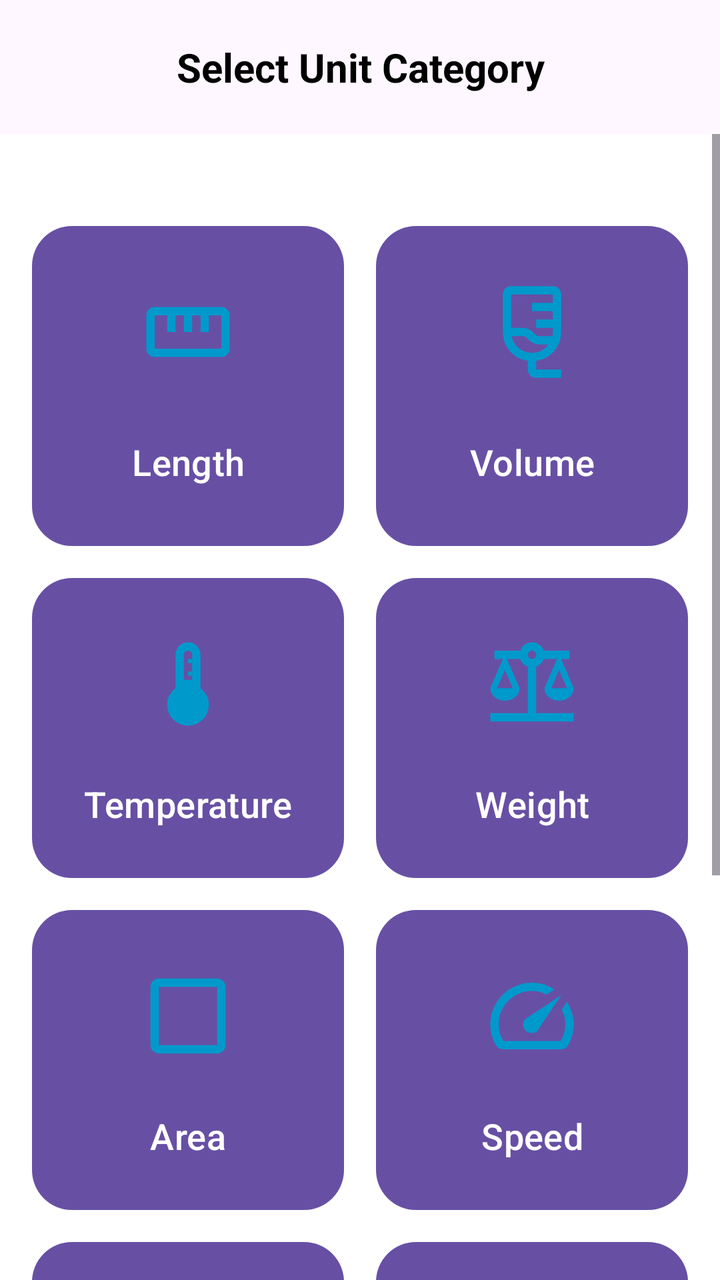
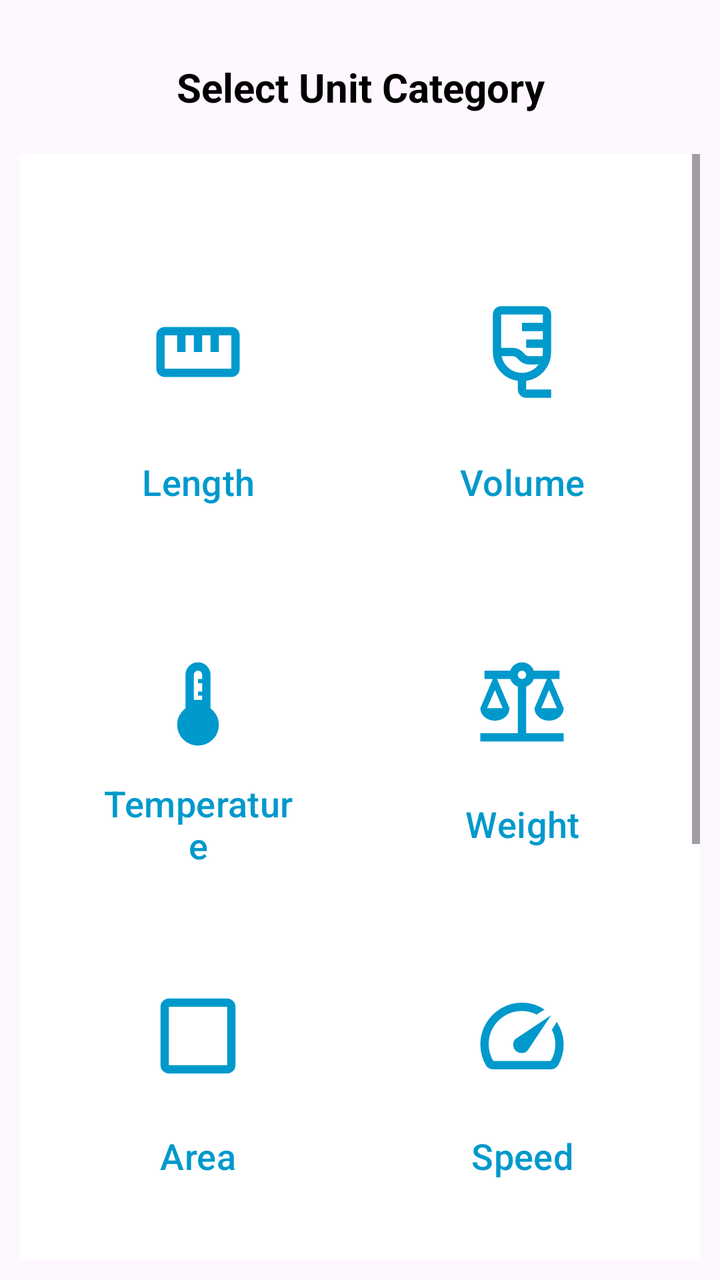

The first picture is an Android layout as it rendered before a commit; the second is the same layout after the commit. The layout source and the unified diff follow.
<!-- AndroidManifest.xml: application theme Theme.UnitConverter -->
<!-- res/layout/activity_main.xml -->
<?xml version="1.0" encoding="utf-8"?>
<RelativeLayout xmlns:android="http://schemas.android.com/apk/res/android"
    xmlns:app="http://schemas.android.com/apk/res-auto"
    xmlns:tools="http://schemas.android.com/tools"
    android:id="@+id/main"
    android:layout_width="match_parent"
    android:layout_height="match_parent"
    android:layout_marginTop="40dp"
    tools:context=".MainActivity">
    <TextView
        android:layout_width="match_parent"
        android:layout_height="wrap_content"
        android:id="@+id/Select"
        android:text="Select Unit Category"
        android:textStyle="bold"
        android:textColor="#000000"
        android:gravity="center"
        android:padding="20dp"
        android:textSize="20sp"
        />
    <ScrollView
        android:layout_width="match_parent"
        android:layout_height="match_parent"
        android:layout_below="@+id/Select">
    <LinearLayout
        android:layout_width="match_parent"
        android:layout_height="wrap_content"
        android:orientation="vertical"
        android:background="#FFFFFF">

        <GridLayout
            android:layout_width="match_parent"
            android:layout_height="wrap_content"
            android:layout_marginTop="30dp"
            android:alignmentMode="alignMargins"
            android:columnCount="2"
            android:columnOrderPreserved="false"
            android:padding="8dp"
            android:rowCount="5">

            <Button
                android:id="@+id/length"
                android:layout_width="0dp"
                android:layout_height="160dp"
                android:layout_rowWeight="1"
                android:layout_columnWeight="1"
                android:layout_margin="8dp"
                android:paddingTop="24dp"
                android:background="@drawable/button"
                android:backgroundTint="@null"
                android:text="Length"
                android:drawableTop="@drawable/length"
                android:gravity="center"
                android:textSize="18sp" />

            <Button
                android:id="@+id/volume"
                android:layout_width="0dp"
                android:layout_height="150dp"
                android:layout_rowWeight="1"
                android:layout_columnWeight="1"
                android:layout_margin="8dp"
                android:paddingTop="24dp"
                android:drawablePadding="2dp"
                android:background="@drawable/button"
                android:text="Volume"
                android:drawableTop="@drawable/volume"
                android:backgroundTint="@null"

                android:gravity="center"
                android:textSize="18sp" />

            <Button
                android:id="@+id/temp"
                android:layout_width="0dp"
                android:layout_height="150dp"
                android:layout_rowWeight="1"
                android:layout_columnWeight="1"
                android:layout_margin="8dp"
                android:paddingTop="24dp"
                android:background="@drawable/button"
                android:text="Temperature"
                android:backgroundTint="@null"

                android:drawableTop="@drawable/temperature"
                android:gravity="center"
                android:textSize="18sp" />

            <Button
                android:id="@+id/weight"
                android:layout_width="0dp"
                android:layout_height="150dp"
                android:layout_rowWeight="1"
                android:layout_columnWeight="1"
                android:layout_margin="8dp"
                android:paddingTop="24dp"
                android:background="@drawable/button"
                android:backgroundTint="@null"

                android:text="Weight"
                android:drawableTop="@drawable/weight"
                android:gravity="center"
                android:textSize="18sp" />

            <Button
                android:id="@+id/area"
                android:layout_width="0dp"
                android:layout_height="150dp"
                android:layout_rowWeight="1"
                android:layout_columnWeight="1"
                android:backgroundTint="@null"

                android:layout_margin="8dp"
                android:paddingTop="24dp"
                android:background="@drawable/button"
                android:text="Area"
                android:drawableTop="@drawable/area"
                android:gravity="center"
                android:textSize="18sp" />

            <Button
                android:id="@+id/speed"
                android:layout_width="0dp"
                android:layout_height="150dp"
                android:layout_rowWeight="1"
                android:layout_columnWeight="1"
                android:layout_margin="8dp"
                android:paddingTop="24dp"
                android:backgroundTint="@null"

                android:background="@drawable/button"
                android:text="Speed"
                android:drawableTop="@drawable/speed"
                android:gravity="center"
                android:textSize="18sp" />

            <Button
                android:id="@+id/time"
                android:layout_width="0dp"
                android:layout_height="150dp"
                android:layout_rowWeight="1"
                android:layout_columnWeight="1"
                android:layout_margin="8dp"
                android:paddingTop="24dp"
                android:backgroundTint="@null"

                android:background="@drawable/button"
                android:text="Time"
                android:drawableTop="@drawable/time"
                android:gravity="center"
                android:textSize="18sp" />

            <Button
                android:id="@+id/pressure"
                android:layout_width="0dp"
                android:layout_height="150dp"
                android:layout_rowWeight="1"
                android:layout_columnWeight="1"
                android:layout_margin="8dp"
                android:paddingTop="24dp"
                android:backgroundTint="@null"

                android:background="@drawable/button"
                android:text="Pressure"
                android:drawableTop="@drawable/pressure"
                android:gravity="center"
                android:textSize="18sp" />

            <Button
                android:id="@+id/energy"
                android:layout_width="0dp"
                android:layout_height="150dp"
                android:layout_rowWeight="1"
                android:layout_columnWeight="1"
                android:layout_margin="8dp"
                android:paddingTop="24dp"
                android:backgroundTint="@null"

                android:background="@drawable/button"
                android:text="Energy"
                android:drawableTop="@drawable/energy"
                android:gravity="center"
                android:textSize="18sp" />

            <Button
                android:id="@+id/data"
                android:layout_width="0dp"
                android:layout_height="150dp"
                android:layout_rowWeight="1"
                android:layout_columnWeight="1"
                android:layout_margin="8dp"
                android:paddingTop="24dp"
                android:backgroundTint="@null"

                android:background="@drawable/button"
                android:text="Data Storage"
                android:drawableTop="@drawable/data"
                android:gravity="center"
                android:textSize="18sp" />


        </GridLayout>


    </LinearLayout>
    </ScrollView>
</RelativeLayout>
<!-- resources referenced by this layout -->
<resources>
  <!-- drawable area (drawable) -->
  <vector xmlns:android="http://schemas.android.com/apk/res/android"
      android:width="50dp"
      android:height="50dp"
      android:viewportWidth="960"
      android:viewportHeight="960">
    <path
        android:pathData="M200,840q-33,0 -56.5,-23.5T120,760v-560q0,-33 23.5,-56.5T200,120h560q33,0 56.5,23.5T840,200v560q0,33 -23.5,56.5T760,840L200,840ZM200,760h560v-560L200,200v560ZM200,760v-560,560Z"
        android:fillColor="#Ff0099cc"/>
  </vector>
  <!-- drawable button (drawable) -->
  <?xml version="1.0" encoding="utf-8"?>
  <selector xmlns:android="http://schemas.android.com/apk/res/android">
  <item>
  <shape
      android:shape="rectangle">
      <solid android:color="#FFFFFF"/>
      android:backgroundTint="@null"
      <corners android:radius="20dp"/>
  </shape>
  </item>
  </selector>
  <!-- drawable data (drawable) -->
  <vector xmlns:android="http://schemas.android.com/apk/res/android"
      android:width="50dp"
      android:height="50dp"
      android:viewportWidth="960"
      android:viewportHeight="960">
    <path
        android:pathData="M360,440h80v-160h-80v160ZM480,440h80v-160h-80v160ZM600,440h80v-160h-80v160ZM240,880q-33,0 -56.5,-23.5T160,800v-480l240,-240h320q33,0 56.5,23.5T800,160v640q0,33 -23.5,56.5T720,880L240,880ZM240,800h480v-640L434,160L240,354v446ZM240,800h480,-480Z"
        android:fillColor="#Ff0099cc"/>
  </vector>
  <!-- drawable energy (drawable) -->
  <vector xmlns:android="http://schemas.android.com/apk/res/android"
      android:width="50dp"
      android:height="50dp"
      android:viewportWidth="960"
      android:viewportHeight="960">
    <path
        android:pathData="M360,880v-40q0,-32 24,-53.5t56,-26.5v-286q-22,-8 -38.5,-23T374,416l-76,20q-36,8 -68.5,-6T188,382l174,-44q8,-41 38,-68t72,-30l24,-90q10,-35 38.5,-55.5T598,82l-50,180q25,16 38.5,42t13.5,56q0,13 -3,25.5t-7,24.5l54,56q25,26 29.5,61T654,586L534,466q-3,3 -6.5,4.5T520,474v286q32,5 56,26.5t24,53.5v40L360,880ZM480,420q25,0 42.5,-17.5T540,360q0,-25 -17.5,-42.5T480,300q-25,0 -42.5,17.5T420,360q0,25 17.5,42.5T480,420Z"
        android:fillColor="#Ff0099cc"/>
  </vector>
  <!-- drawable length (drawable) -->
  <vector xmlns:android="http://schemas.android.com/apk/res/android"
      android:width="50dp"
      android:height="50dp"
      android:viewportWidth="960"
      android:viewportHeight="960">
    <path
        android:pathData="M160,720q-33,0 -56.5,-23.5T80,640v-320q0,-33 23.5,-56.5T160,240h640q33,0 56.5,23.5T880,320v320q0,33 -23.5,56.5T800,720L160,720ZM160,640h640v-320L680,320v160h-80v-160h-80v160h-80v-160h-80v160h-80v-160L160,320v320ZM280,480h80,-80ZM440,480h80,-80ZM600,480h80,-80ZM480,480Z"
        android:fillColor="#Ff0099cc"/>
  </vector>
  <!-- drawable temperature (drawable) -->
  <vector xmlns:android="http://schemas.android.com/apk/res/android"
      android:width="50dp"
      android:height="50dp"
      android:viewportWidth="960"
      android:viewportHeight="960">
    <path
        android:pathData="M480,880q-83,0 -141.5,-58.5T280,680q0,-48 21,-89.5t59,-70.5v-320q0,-50 35,-85t85,-35q50,0 85,35t35,85v320q38,29 59,70.5t21,89.5q0,83 -58.5,141.5T480,880ZM440,440h80v-40h-40v-40h40v-80h-40v-40h40v-40q0,-17 -11.5,-28.5T480,160q-17,0 -28.5,11.5T440,200v240Z"
        android:fillColor="#Ff0099cc"/>
  </vector>
  <style name="Theme.UnitConverter" parent="Base.Theme.UnitConverter" />
  <style name="Base.Theme.UnitConverter" parent="Theme.Material3.DayNight.NoActionBar">
          
          
      </style>
  <!-- unchanged entries left out for length: 5 -->
</resources>

<!-- the commit's change to res/layout/activity_main.xml (unified diff, before → after) -->
@@ -5,8 +5,12 @@
     android:id="@+id/main"
     android:layout_width="match_parent"
     android:layout_height="match_parent"
-    android:layout_marginTop="40dp"
-    tools:context=".MainActivity">
+    android:layout_marginTop="0dp"
+    android:padding="10dp"
+    tools:context=".MainActivity"
+    android:elevation="2dp">
+
+
     <TextView
         android:layout_width="match_parent"
         android:layout_height="wrap_content"
@@ -17,6 +21,7 @@
         android:gravity="center"
         android:padding="20dp"
         android:textSize="20sp"
+
         />
     <ScrollView
         android:layout_width="match_parent"
@@ -38,7 +43,7 @@
             android:padding="8dp"
             android:rowCount="5">
 
-            <Button
+            <com.google.android.material.button.MaterialButton
                 android:id="@+id/length"
                 android:layout_width="0dp"
                 android:layout_height="160dp"
@@ -46,14 +51,15 @@
                 android:layout_columnWeight="1"
                 android:layout_margin="8dp"
                 android:paddingTop="24dp"
-                android:background="@drawable/button"
-                android:backgroundTint="@null"
+                app:backgroundTint="@android:color/white"
                 android:text="Length"
+                android:textColor="#Ff0099cc"
                 android:drawableTop="@drawable/length"
                 android:gravity="center"
-                android:textSize="18sp" />
-
-            <Button
+                android:textSize="18sp"
+                android:elevation="8dp"/>
+
+            <com.google.android.material.button.MaterialButton
                 android:id="@+id/volume"
                 android:layout_width="0dp"
                 android:layout_height="150dp"
@@ -62,15 +68,16 @@
                 android:layout_margin="8dp"
                 android:paddingTop="24dp"
                 android:drawablePadding="2dp"
-                android:background="@drawable/button"
+
                 android:text="Volume"
+                android:textColor="#Ff0099cc"
                 android:drawableTop="@drawable/volume"
-                android:backgroundTint="@null"
-
-                android:gravity="center"
-                android:textSize="18sp" />
-
-            <Button
+                app:backgroundTint="@android:color/white"
+                android:gravity="center"
+                android:textSize="18sp"
+                android:elevation="8dp"/>
+
+            <com.google.android.material.button.MaterialButton
                 android:id="@+id/temp"
                 android:layout_width="0dp"
                 android:layout_height="150dp"
@@ -78,15 +85,16 @@
                 android:layout_columnWeight="1"
                 android:layout_margin="8dp"
                 android:paddingTop="24dp"
-                android:background="@drawable/button"
+
                 android:text="Temperature"
-                android:backgroundTint="@null"
-
+                android:textColor="#Ff0099cc"
+                app:backgroundTint="@android:color/white"
                 android:drawableTop="@drawable/temperature"
                 android:gravity="center"
-                android:textSize="18sp" />
-
-            <Button
+                android:textSize="18sp"
+                android:elevation="8dp"/>
+
+            <com.google.android.material.button.MaterialButton
                 android:id="@+id/weight"
                 android:layout_width="0dp"
                 android:layout_height="150dp"
@@ -95,30 +103,32 @@
                 android:layout_margin="8dp"
                 android:paddingTop="24dp"
                 android:background="@drawable/button"
-                android:backgroundTint="@null"
-
+                app:backgroundTint="@android:color/white"
                 android:text="Weight"
+                android:textColor="#Ff0099cc"
                 android:drawableTop="@drawable/weight"
                 android:gravity="center"
-                android:textSize="18sp" />
-
-            <Button
+                android:textSize="18sp"
+                android:elevation="8dp"/>
+
+            <com.google.android.material.button.MaterialButton
                 android:id="@+id/area"
                 android:layout_width="0dp"
                 android:layout_height="150dp"
                 android:layout_rowWeight="1"
                 android:layout_columnWeight="1"
-                android:backgroundTint="@null"
-
+                app:backgroundTint="@android:color/white"
                 android:layout_margin="8dp"
                 android:paddingTop="24dp"
                 android:background="@drawable/button"
                 android:text="Area"
+                android:textColor="#Ff0099cc"
                 android:drawableTop="@drawable/area"
                 android:gravity="center"
-                android:textSize="18sp" />
-
-            <Button
+                android:textSize="18sp"
+                android:elevation="8dp"/>
+
+            <com.google.android.material.button.MaterialButton
                 android:id="@+id/speed"
                 android:layout_width="0dp"
                 android:layout_height="150dp"
@@ -126,15 +136,16 @@
                 android:layout_columnWeight="1"
                 android:layout_margin="8dp"
                 android:paddingTop="24dp"
-                android:backgroundTint="@null"
-
+                app:backgroundTint="@android:color/white"
                 android:background="@drawable/button"
                 android:text="Speed"
+                android:textColor="#Ff0099cc"
                 android:drawableTop="@drawable/speed"
                 android:gravity="center"
-                android:textSize="18sp" />
-
-            <Button
+                android:textSize="18sp"
+                android:elevation="8dp"/>
+
+            <com.google.android.material.button.MaterialButton
                 android:id="@+id/time"
                 android:layout_width="0dp"
                 android:layout_height="150dp"
@@ -142,15 +153,16 @@
                 android:layout_columnWeight="1"
                 android:layout_margin="8dp"
                 android:paddingTop="24dp"
-                android:backgroundTint="@null"
-
+                app:backgroundTint="@android:color/white"
                 android:background="@drawable/button"
                 android:text="Time"
+                android:textColor="#Ff0099cc"
                 android:drawableTop="@drawable/time"
                 android:gravity="center"
-                android:textSize="18sp" />
-
-            <Button
+                android:textSize="18sp"
+                android:elevation="8dp"/>
+
+            <com.google.android.material.button.MaterialButton
                 android:id="@+id/pressure"
                 android:layout_width="0dp"
                 android:layout_height="150dp"
@@ -158,15 +170,17 @@
                 android:layout_columnWeight="1"
                 android:layout_margin="8dp"
                 android:paddingTop="24dp"
-                android:backgroundTint="@null"
-
                 android:background="@drawable/button"
                 android:text="Pressure"
+                android:textColor="#Ff0099cc"
                 android:drawableTop="@drawable/pressure"
                 android:gravity="center"
-                android:textSize="18sp" />
-
-            <Button
+                android:textSize="18sp"
+                app:backgroundTint="@android:color/white"
+                android:elevation="8dp"
+                />
+
+            <com.google.android.material.button.MaterialButton
                 android:id="@+id/energy"
                 android:layout_width="0dp"
                 android:layout_height="150dp"
@@ -174,15 +188,16 @@
                 android:layout_columnWeight="1"
                 android:layout_margin="8dp"
                 android:paddingTop="24dp"
-                android:backgroundTint="@null"
-
+                app:backgroundTint="@android:color/white"
                 android:background="@drawable/button"
                 android:text="Energy"
+                android:textColor="#Ff0099cc"
                 android:drawableTop="@drawable/energy"
                 android:gravity="center"
-                android:textSize="18sp" />
-
-            <Button
+                android:textSize="18sp"
+                android:elevation="8dp"/>
+
+            <com.google.android.material.button.MaterialButton
                 android:id="@+id/data"
                 android:layout_width="0dp"
                 android:layout_height="150dp"
@@ -190,13 +205,14 @@
                 android:layout_columnWeight="1"
                 android:layout_margin="8dp"
                 android:paddingTop="24dp"
-                android:backgroundTint="@null"
-
+                app:backgroundTint="@android:color/white"
                 android:background="@drawable/button"
                 android:text="Data Storage"
+                android:textColor="#Ff0099cc"
                 android:drawableTop="@drawable/data"
                 android:gravity="center"
-                android:textSize="18sp" />
+                android:textSize="18sp"
+                android:elevation="8dp"/>
 
 
         </GridLayout>
<!-- resource entries referenced after the edit -->
@@ -13,12 +13,11 @@
   <!-- drawable button (drawable) -->
   <?xml version="1.0" encoding="utf-8"?>
   <selector xmlns:android="http://schemas.android.com/apk/res/android">
-  <item>
-  <shape
-      android:shape="rectangle">
+  <item android:state_enabled="true">
+     <shape android:shape="rectangle">
       <solid android:color="#FFFFFF"/>
-      android:backgroundTint="@null"
       <corners android:radius="20dp"/>
+      <padding android:bottom="4dp"/>
   </shape>
   </item>
   </selector>
